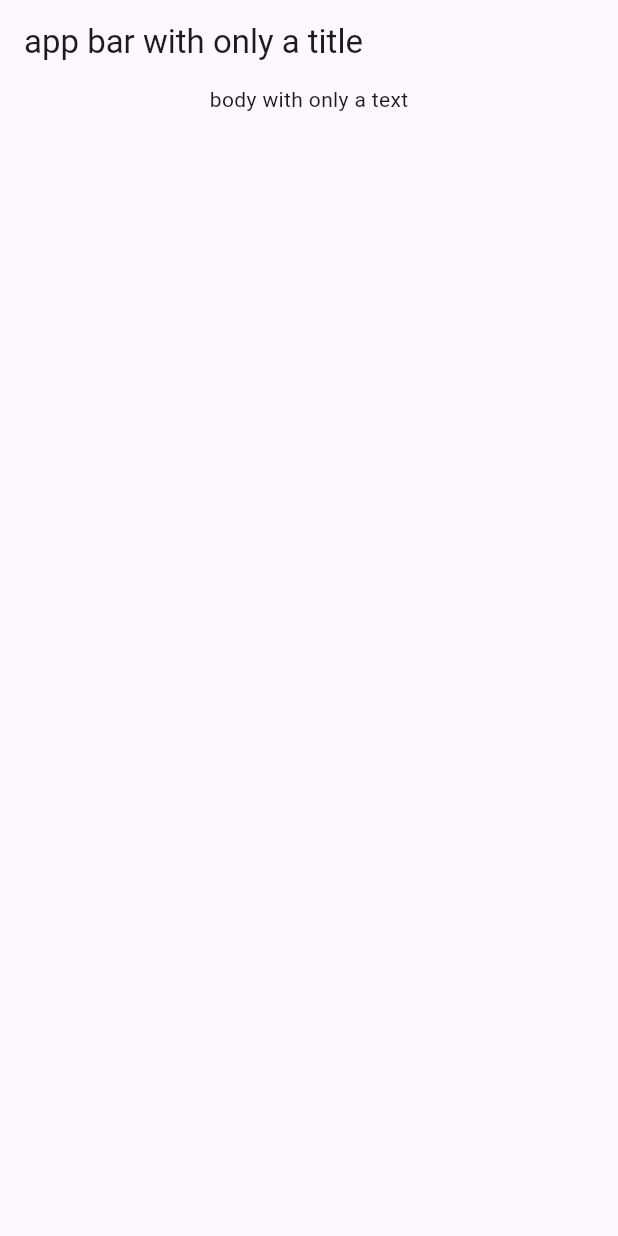
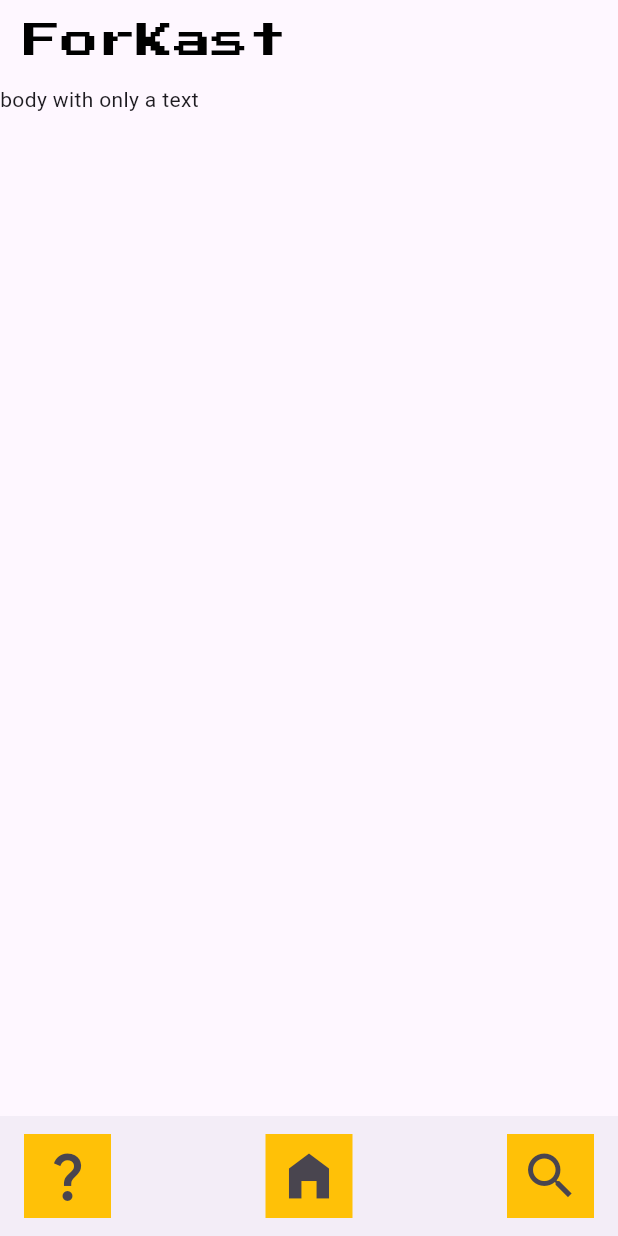
Before and after one commit to Rouxxel/weatherappproject, a Flutter app: the screen it shows after launch, on a phone screen of 412 x 824 dp. Run offline on Flutter 3.47's test engine with Material 3 defaults, Android fonts, the phone set to English and light mode, and no system bars; our stand-ins replace geolocator, google_fonts.

Commit message:
Landing page dev. start and loading page minor modifications

```diff
--- a/lib/landingpage.dart
+++ b/lib/landingpage.dart
@@ -1,5 +1,5 @@
 import 'package:flutter/material.dart';
-import 'package:google_fonts/google_fonts.dart' as gfont; //For font import
+import 'package:google_fonts/google_fonts.dart'; //For font import
 import 'package:geolocator/geolocator.dart'; //For GPS function
 import 'package:url_launcher/url_launcher.dart' as url; //For URL launch
 import 'package:http/http.dart' as http; //For http resources
@@ -22,19 +22,115 @@ class landingpage extends StatelessWidget {
   @override
   Widget build(BuildContext context) {
     // Get the screen width and height
-    final screenWidth = MediaQuery.of(context).size.width;
-    final screenHeight = MediaQuery.of(context).size.height;
+    //final screenWidth = MediaQuery.of(context).size.width;
+    //final screenHeight = MediaQuery.of(context).size.height;
 
     return MaterialApp(
       home: Scaffold(
+        //Background main color TODO: REMOVE COMMENT TO ENABLE
+        //backgroundColor: Color.fromRGBO(35, 22, 81, 1.0), decide color
+
+        //Appbar only with the name of the app
         appBar: AppBar(
-          title: Text("app bar with only a title"),
+          //Make appbar background translucent
+          backgroundColor: Colors.transparent,
+
+          title: Align(
+            //Align the title in a certain way
+            alignment: Alignment.bottomLeft, //TODO:Decide alignment
+
+            child: Text(
+              "ForKast",
+              style: GoogleFonts.pressStart2p(
+                textStyle: TextStyle(
+                  fontSize: 25,
+                  fontWeight: FontWeight.normal,
+                  fontStyle: FontStyle.normal,
+                  color: Colors.black, //TODO: change to white after background
+                ),
+              ),
+            ),
+          ),
         ),
-        body: Center(
-          child: Column(
+
+        //
+
+        //Main content of the page
+        body: Column(
+          children: [
+            Container(
+              child: Text("body with only a text"),
+            ),
+          ],
+        ),
+
+        //
+
+        //Bottom navigation bar
+        bottomNavigationBar: BottomAppBar(
+          //Main color TODO: REMOVE COMMENT TO ENABLE
+          //color: Color.fromRGBO(35, 22, 81, 1.0),
+
+          //Use a container to manipulate the size of the row
+          child: Row(
+            //Alignment within the row
+            mainAxisAlignment: MainAxisAlignment.spaceBetween,
+            crossAxisAlignment: CrossAxisAlignment.center,
+
+            //Children
             children: [
+              //Left most container (leftmost button)
               Container(
-                child: Text("body with only a text"),
+                color: Colors.amber,
+                height: 58,
+                width: 58,
+
+                //ICON button
+                child: IconButton(
+                  alignment: Alignment.center,
+                  iconSize: 40,
+                  //color: Color.fromRGBO(119, 224, 216, 0.8), decide which color
+                  icon: Icon(Icons.question_mark), //Which page does this go???
+                  onPressed: () {
+                    //TODO: insert here functionality to go to other page
+                  },
+                ),
+              ),
+
+              //Center container (main button)
+              Container(
+                color: Colors.amber,
+                height: 58,
+                width: 58,
+
+                //ICON button
+                child: IconButton(
+                  alignment: Alignment.center,
+                  iconSize: 40,
+                  //color: Color.fromRGBO(119, 224, 216, 1.0), decide which color
+                  icon: Icon(Icons.home_filled),
+                  onPressed: () {
+                    //No functionality because this is the button for this page
+                  },
+                ),
+              ),
+
+              //Right most container (rightmost button)
+              Container(
+                color: Colors.amber,
+                height: 58,
+                width: 58,
+
+                //ICON button
+                child: IconButton(
+                  alignment: Alignment.center,
+                  iconSize: 40,
+                  //color: Color.fromRGBO(119, 224, 216, 0.8), decide which color
+                  icon: Icon(Icons.search),
+                  onPressed: () {
+                    //TODO: insert here funcionality to go to search page
+                  },
+                ),
               ),
             ],
           ),
--- a/lib/loadingpage.dart
+++ b/lib/loadingpage.dart
@@ -55,7 +55,7 @@ class loadingpage extends StatelessWidget {
             //Content of the page
             SafeArea(
               child: Column(
-                //Alignment
+                //Alignment within the Column
                 mainAxisAlignment: MainAxisAlignment.spaceBetween,
                 crossAxisAlignment: CrossAxisAlignment.center,
 
@@ -78,6 +78,7 @@ class loadingpage extends StatelessWidget {
                           textStyle: TextStyle(
                             fontSize: 45,
                             fontWeight: FontWeight.normal,
+                            fontStyle: FontStyle.normal,
                             color: Colors.white,
                           ),
                         ),
@@ -94,6 +95,7 @@ class loadingpage extends StatelessWidget {
                           textStyle: TextStyle(
                             fontSize: 26,
                             fontWeight: FontWeight.normal,
+                            fontStyle: FontStyle.normal,
                             color: Color.fromRGBO(77, 204, 189, 1.0),
                           ),
                         ),
--- a/lib/main.dart
+++ b/lib/main.dart
@@ -9,7 +9,7 @@ import 'package:weatherappproject/loadingpage.dart';
 void main() {
   runApp(
     MaterialApp(
-      home: loadingpage(),
+      home: landingpage(),
     ),
   );
 }
```
